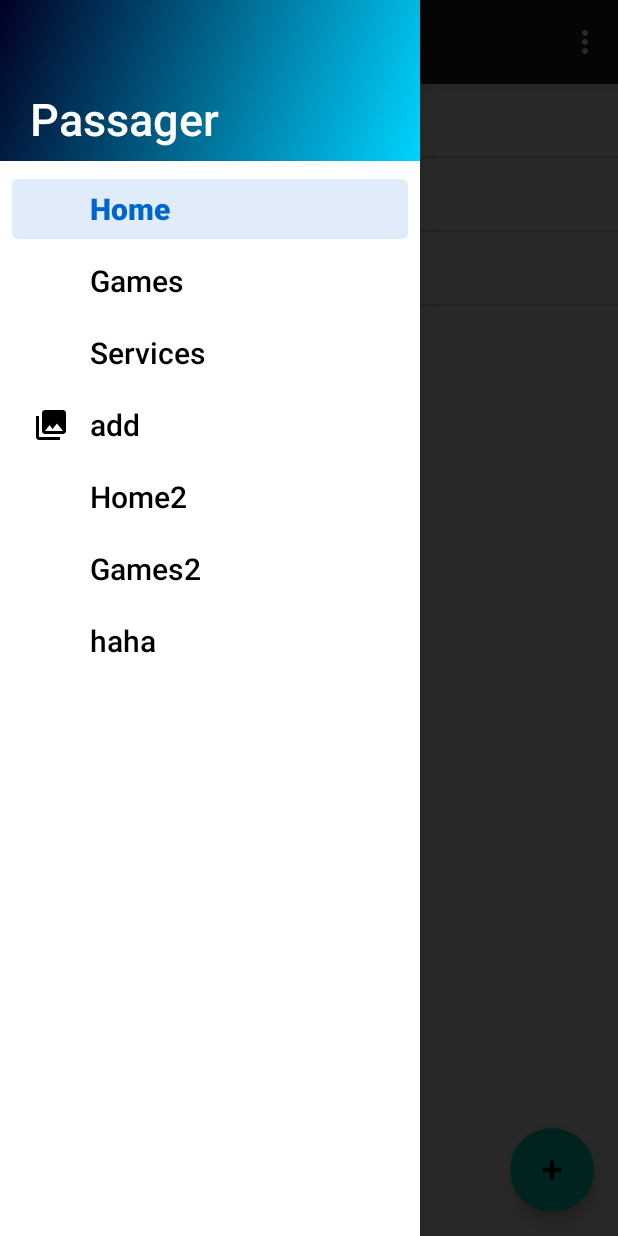
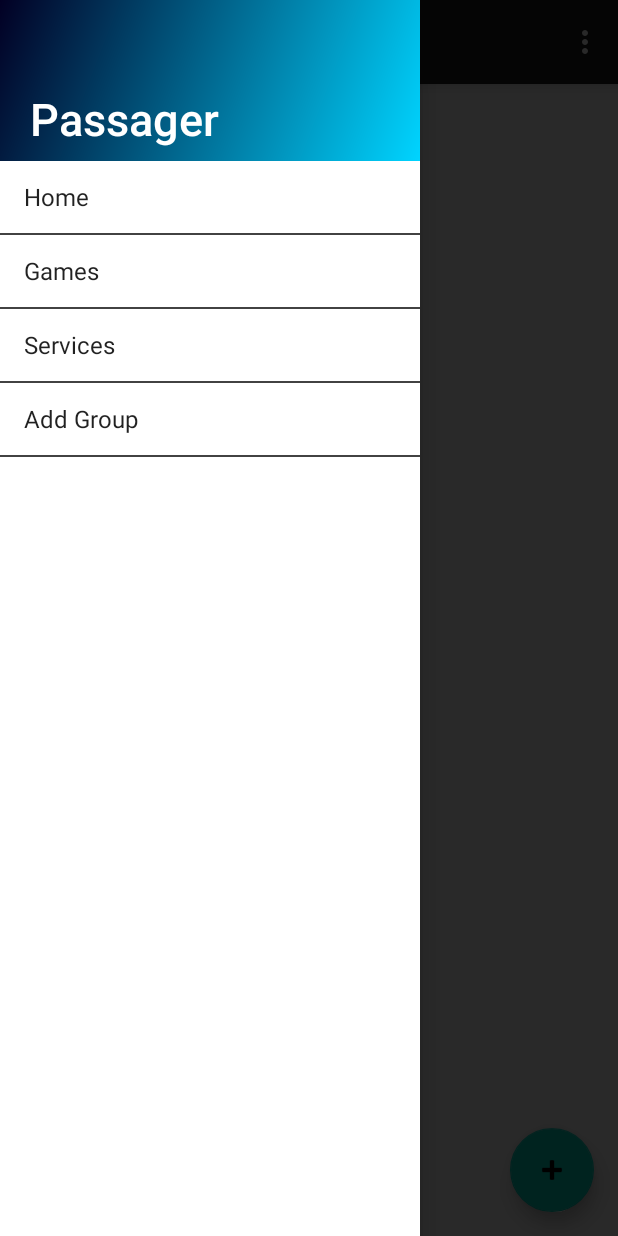
Before and after one commit to RafKal/Passager, an Android app: the screen it shows after launch (MainActivity), with the side drawer open, on a phone screen of 412 x 824 dp. Run offline under Robolectric (Android 15) with nearby library versions, the phone set to English and light mode, and no system bars; our stand-ins replace navigation-ui; 2 statements that could not run were skipped.

Commit message:
can change menu with listview

```diff
--- a/app/src/main/java/com/example/passager/MainActivity.java
+++ b/app/src/main/java/com/example/passager/MainActivity.java
@@ -22,11 +22,14 @@ import android.view.View;
 import android.view.Menu;
 import android.net.Uri;
 
+import com.example.passager.ui.home.HomeFragment;
 import com.example.passager.ui.list_Fragment;
 import com.google.android.material.snackbar.Snackbar;
 import com.google.android.material.navigation.NavigationView;
 import java.io.File;
 import android.Manifest.permission;
+import android.widget.AdapterView;
+import android.widget.ArrayAdapter;
 import android.widget.EditText;
 import android.widget.ListView;
 import android.widget.TextView;
@@ -117,6 +120,8 @@ public class MainActivity extends AppCompatActivity implements NavigationView.On
         String[] testlist = {"a","e","i","o","u"};
         List<String> vowelsList = Arrays.asList(testlist);
 
+        FragmentManager fragmentManager = getSupportFragmentManager();
+
 
 
         ActivityCompat.requestPermissions(this,
@@ -129,6 +134,20 @@ public class MainActivity extends AppCompatActivity implements NavigationView.On
             startActivity(getpermission);
         }
 
+        ListView navmenu = findViewById(R.id.list_slidermenu);
+        ArrayAdapter arrayAdapter = ArrayAdapter.createFromResource(this, R.array.default_groups, android.R.layout.simple_list_item_1);
+        navmenu.setAdapter(arrayAdapter);
+
+        //Fragment fragment= new list_Fragment();
+
+
+
+
+
+
+
+
+
 
 
 
@@ -137,16 +156,23 @@ public class MainActivity extends AppCompatActivity implements NavigationView.On
 
         DrawerLayout drawer = binding.drawerLayout;
         NavigationView navigationView = binding.navView;
-        // Passing each menu ID as a set of Ids because each
-        // menu should be considered as top level destinations.
+//        // Passing each menu ID as a set of Ids because each
+//        // menu should be considered as top level destinations.
         mAppBarConfiguration = new AppBarConfiguration.Builder(
-                R.id.nav_home ,R.id.nav_games,  R.id.nav_services, R.id.nav_add
+                R.id.nav_home
         )
                 .setOpenableLayout(drawer)
                 .build();
-        NavController navController = Navigation.findNavController(this, R.id.nav_host_fragment_content_main);
-        NavigationUI.setupActionBarWithNavController(this, navController, mAppBarConfiguration);
-        NavigationUI.setupWithNavController(navigationView, navController);
+          NavController navController = Navigation.findNavController(this, R.id.nav_host_fragment_content_main);
+          NavigationUI.setupActionBarWithNavController(this, navController, mAppBarConfiguration);
+          NavigationUI.setupWithNavController(navigationView, navController);
+
+          Database database = new SimpleDatabase();
+
+
+
+
+
 
 
 
@@ -184,6 +210,8 @@ public class MainActivity extends AppCompatActivity implements NavigationView.On
                                   Log.v("pw",  temp.getPassword());
                                   //Log.v("inputstream",  String.valueOf(database.findEntry(id)));
 
+
+
                               }
 
                           } catch (IOException e) {
@@ -207,32 +235,63 @@ public class MainActivity extends AppCompatActivity implements NavigationView.On
           }
         );
 
+        navmenu.setOnItemClickListener(new AdapterView.OnItemClickListener() {
+            public void onItemClick(AdapterView<?> parentAdapter, View view, int position,
+                                    long id) {
+
+           /*     if(database != null){
+                    Log.v("database", "ist da");
+                    list_Fragment b = newInstance(1);
+
+                    fragmentManager.beginTransaction()
+                            .replace(R.id.nav_host_fragment_content_main, b)
+                            .commit();
+                    drawer.closeDrawers();
+
+
+                }*/
 
 
 
 
 
 
-        Menu menu = navigationView.getMenu();
-        menu.add("Home2").setCheckable(true);
-        menu.add("Games2").setCheckable(true);
-        int id =  menu.getItem(4).getItemId();
-        menu.add(0, id, 0, "haha");
+/*                Fragment fragment= new HomeFragment();
+                fragmentManager.beginTransaction()
+                        .replace(R.id.nav_host_fragment_content_main, fragment)
+                        .commit();
+                drawer.closeDrawers();*/
+
+
+            }
+        });
 
 
 
 
-        CharSequence name =  menu.getItem(4).getTitle();
-        MenuItem item =  menu.getItem(4);
 
-        NavGraph graph = navController.getGraph();
+
+
+        //Menu menu = navigationView.getMenu();
+        //menu.add("Home2").setCheckable(true);
+        //menu.add("Games2").setCheckable(true);
+        //int id =  menu.getItem(4).getItemId();
+        //menu.add(0, id, 0, "haha");
+
+
+
+
+        //CharSequence name =  menu.getItem(4).getTitle();
+        //MenuItem item =  menu.getItem(4);
+
+        //NavGraph graph = navController.getGraph();
         //graph.addDestination(ActivityNavigator(this).);
 
 
-        Log.v("id", String.valueOf(id));
-        Log.v("name", String.valueOf(name));
+        //Log.v("id", String.valueOf(id));
+        //Log.v("name", String.valueOf(name));
 
-        Fragment fragment= new list_Fragment();
+
 
 
 
@@ -432,6 +491,16 @@ public class MainActivity extends AppCompatActivity implements NavigationView.On
     }
 
 
+    public static list_Fragment newInstance(int someInt) {
+        list_Fragment myFragment = new list_Fragment();
+
+        Bundle args = new Bundle();
+        args.putInt("someInt", someInt);
+        myFragment.setArguments(args);
+
+        return myFragment;
+    }
+
 
 
 
--- a/app/src/main/java/com/example/passager/ui/list_Fragment.java
+++ b/app/src/main/java/com/example/passager/ui/list_Fragment.java
@@ -43,6 +43,7 @@ public class list_Fragment extends ListFragment {
     // TODO: Customize parameter initialization
     @SuppressWarnings("unused")
     public static list_Fragment newInstance(int columnCount) {
+
         list_Fragment fragment = new list_Fragment();
         Bundle args = new Bundle();
         args.putInt(ARG_COLUMN_COUNT, columnCount);
@@ -60,12 +61,13 @@ public class list_Fragment extends ListFragment {
 
 
 
-        ArrayAdapter arrayAdapter = ArrayAdapter.createFromResource(getActivity(), R.array.fruits_list, android.R.layout.simple_list_item_1);
-        setListAdapter(arrayAdapter);
-
-        Bundle bundle = this.getArguments();
 
 
+        //ArrayAdapter arrayAdapter = ArrayAdapter.createFromResource(getActivity(), R.array.fruits_list, android.R.layout.simple_list_item_1);
+        //setListAdapter(arrayAdapter);
+
+        //Bundle bundle = this.getArguments();
+        //int data = bundle.getInt("someInt");
 
 
 
@@ -112,5 +114,15 @@ public class list_Fragment extends ListFragment {
         return view;
     }
 
+  /*  public static list_Fragment newInstance(int someInt) {
+        list_Fragment new_frag = new list_Fragment();
+
+        Bundle args = new Bundle();
+        args.putInt("someInt", someInt);
+        new_frag.setArguments(args);
+
+        return new_frag;
+    }*/
+
 
 }
--- a/app/src/main/res/layout/activity_main.xml
+++ b/app/src/main/res/layout/activity_main.xml
@@ -15,7 +15,6 @@
         android:layout_height="match_parent" />
 
 
-
     <TextView
         android:id="@+id/txtResult"
         android:layout_width="wrap_content"
@@ -28,14 +27,37 @@
 
 
 
+
+
     <com.google.android.material.navigation.NavigationView
         android:id="@+id/nav_view"
         android:layout_width="wrap_content"
         android:layout_height="match_parent"
         android:layout_gravity="start"
         android:fitsSystemWindows="true"
-        app:headerLayout="@layout/nav_header_main"
-        app:menu="@menu/activity_main_drawer"
-        app:itemTextAppearance="@style/NavigationViewStyle"/>
+        app:headerLayout="@layout/nav_header_main">
+
+    <LinearLayout
+        android:layout_width="match_parent"
+        android:layout_height="match_parent"
+        android:orientation="vertical">
+
+        <include layout="@layout/nav_header_main" />
+
+        <ListView
+            android:id="@+id/list_slidermenu"
+            android:layout_width="match_parent"
+            android:layout_height="match_parent"
+            android:choiceMode="singleChoice"
+            android:divider="#424242"
+            android:dividerHeight="1dp"
+            android:textColor="#424242"/>
+
+    </LinearLayout>
+    </com.google.android.material.navigation.NavigationView>
+
+
+
+
 
 </androidx.drawerlayout.widget.DrawerLayout>
--- a/app/src/main/res/values/strings.xml
+++ b/app/src/main/res/values/strings.xml
@@ -13,10 +13,11 @@
     <string name="menu_add">add</string>
 
 
-    <string-array name="fruits_list">
-        <item>Apple</item>
-        <item>Peach</item>
-        <item>Banana</item>
+    <string-array name="default_groups">
+        <item>Home</item>
+        <item>Games</item>
+        <item>Services</item>
+        <item>Add Group</item>
     </string-array>
 
 
```
